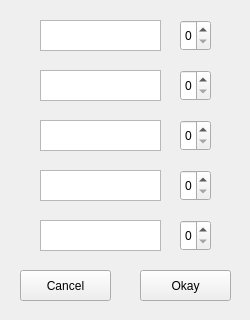
Above: Cluedo/RedistributeCards.ui from Stephen-ODriscoll/Cluedo before the change. Below: the same form after it.
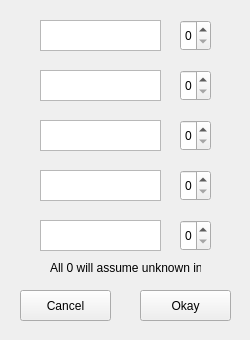
That is the form after the change.

Patch:
```diff
--- a/Cluedo/RedistributeCards.ui
+++ b/Cluedo/RedistributeCards.ui
@@ -7,19 +7,19 @@
     <x>0</x>
     <y>0</y>
     <width>250</width>
-    <height>320</height>
+    <height>340</height>
    </rect>
   </property>
   <property name="minimumSize">
    <size>
     <width>250</width>
-    <height>320</height>
+    <height>340</height>
    </size>
   </property>
   <property name="maximumSize">
    <size>
     <width>250</width>
-    <height>320</height>
+    <height>340</height>
    </size>
   </property>
   <property name="windowTitle">
@@ -174,7 +174,7 @@
    <property name="geometry">
     <rect>
      <x>140</x>
-     <y>270</y>
+     <y>290</y>
      <width>91</width>
      <height>31</height>
     </rect>
@@ -187,7 +187,7 @@
    <property name="geometry">
     <rect>
      <x>20</x>
-     <y>270</y>
+     <y>290</y>
      <width>91</width>
      <height>31</height>
     </rect>
@@ -196,6 +196,19 @@
     <string>Cancel</string>
    </property>
   </widget>
+  <widget class="QLabel" name="info">
+   <property name="geometry">
+    <rect>
+     <x>50</x>
+     <y>260</y>
+     <width>151</width>
+     <height>16</height>
+    </rect>
+   </property>
+   <property name="text">
+    <string>All 0 will assume unknown info</string>
+   </property>
+  </widget>
  </widget>
  <resources/>
  <connections/>
```
